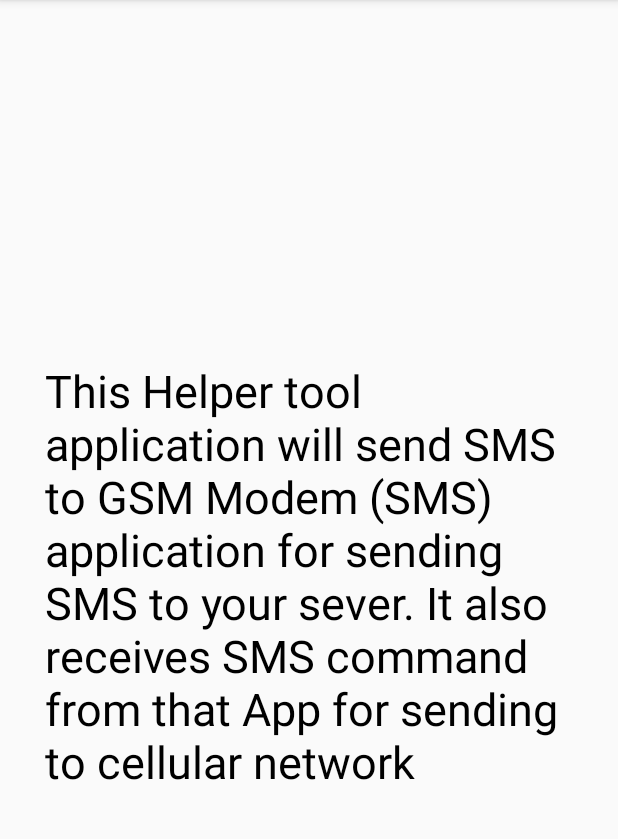
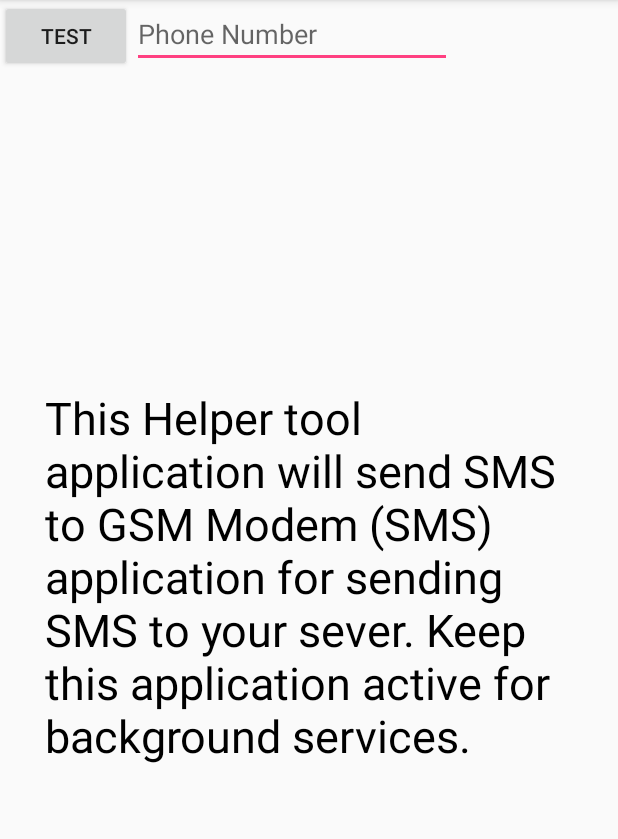
Before and after one commit to sadiqodho/GSM-Helper-Tool, an Android app: the screen it shows after launch (MainActivity), on a phone screen of 412 x 824 dp, the part 84-923 px from its top. Run offline under Robolectric (Android 15) with nearby library versions, the phone set to English and light mode, and no system bars.

Commit message:
Changed application according to lastest android API level functionalty. Made the changes for BroadCastReceivers

```diff
--- a/app/src/main/java/helper/gsm/com/gsmhelpertool/MainActivity.java
+++ b/app/src/main/java/helper/gsm/com/gsmhelpertool/MainActivity.java
@@ -1,11 +1,22 @@
 package helper.gsm.com.gsmhelpertool;
 
 import android.Manifest;
+import android.content.Intent;
+import android.content.IntentFilter;
 import android.os.Bundle;
 import android.support.v4.app.ActivityCompat;
 import android.support.v7.app.AppCompatActivity;
+import android.view.View;
+import android.widget.Button;
+import android.widget.EditText;
 
 public class MainActivity extends AppCompatActivity {
+    private final static Integer NOT_SUPPORTED_VERSION = 8;
+    private SMSSender smsSender;
+    private MySMSReceiver mySMSReceiver;
+    private IntentFilter intentFilter;
+    private IntentFilter intentFilterRec;
+
     @Override
     protected void onCreate(Bundle savedInstanceState) {
         super.onCreate(savedInstanceState);
@@ -20,5 +31,34 @@ public class MainActivity extends AppCompatActivity {
                         Manifest.permission.SEND_SMS},
                 1);
 
+        smsSender = new SMSSender();
+        intentFilter = new IntentFilter("helper.gsm.com.gsmhelpertool");
+
+        mySMSReceiver = new MySMSReceiver();
+        intentFilterRec = new IntentFilter("android.provider.Telephony.SMS_RECEIVED");
+
+        Button b1 = (Button) findViewById(R.id.button);
+        b1.setOnClickListener(new View.OnClickListener() {
+            @Override
+            public void onClick(View v) {
+                EditText editText = (EditText) findViewById(R.id.editText);
+                String phone = editText.getText().toString();
+                Intent intent = new Intent();
+                intent.setAction("helper.gsm.com.gsmhelpertool");
+                intent.putExtra("phone", phone);
+                intent.putExtra("message", phone);
+                sendBroadcast(intent);
+            }
+        });
+
+        registerReceiver(smsSender, intentFilter);
+        registerReceiver(mySMSReceiver, intentFilterRec);
+    }
+
+    @Override
+    protected void onDestroy() {
+        super.onDestroy();
+        unregisterReceiver(smsSender);
+        unregisterReceiver(mySMSReceiver);
     }
 }
--- a/app/src/main/res/layout/activity_main.xml
+++ b/app/src/main/res/layout/activity_main.xml
@@ -19,4 +19,30 @@
         app:layout_constraintRight_toRightOf="parent"
         app:layout_constraintTop_toTopOf="parent" />
 
+
+    <LinearLayout xmlns:android="http://schemas.android.com/apk/res/android"
+        android:layout_width="fill_parent"
+        android:layout_height="fill_parent"
+        android:orientation="horizontal" >
+
+        <Button
+            android:id="@+id/button"
+            android:layout_width="wrap_content"
+            android:layout_height="wrap_content"
+            android:text="Test"
+            tools:layout_editor_absoluteX="148dp"
+            tools:layout_editor_absoluteY="460dp" />
+
+        <EditText
+            android:id="@+id/editText"
+            android:layout_width="wrap_content"
+            android:layout_height="wrap_content"
+            android:ems="10"
+            android:hint="Phone Number"
+            android:inputType="textPersonName"
+            tools:layout_editor_absoluteX="121dp"
+            tools:layout_editor_absoluteY="16dp" />
+
+
+    </LinearLayout>
 </android.support.constraint.ConstraintLayout>
--- a/app/src/main/res/values/strings.xml
+++ b/app/src/main/res/values/strings.xml
@@ -1,5 +1,5 @@
 <resources>
     <string name="app_name">GSM Helper Tool</string>
-    <string name="message">This Helper tool application will send SMS to GSM Modem (SMS) application for sending SMS to your sever. It also receives SMS command from that App for sending to cellular network
+    <string name="message">This Helper tool application will send SMS to GSM Modem (SMS) application for sending SMS to your sever. Keep this application active for background services.
     </string>
 </resources>
```
Also changed, not shown: app/src/main/AndroidManifest.xml (+5 -3 lines), 3 other files.
